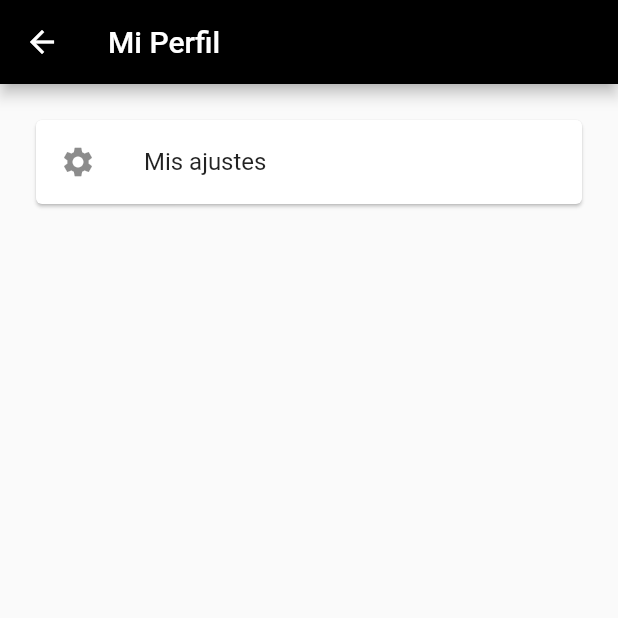
After one commit to sebasalumno/flutter, a Flutter app: the MyConfigPage screen opened by its route, on a phone screen of 412 x 824 dp, the top half of it. The commit adds this screen. Run offline on Flutter 3.47's test engine with Material 2 defaults, Android fonts, the phone set to English and light mode, and no system bars; accounts and stored records are empty.

Commit message:
Validation od the api doned and the creation of my settings has started

```diff
--- a/lib/main.dart
+++ b/lib/main.dart
@@ -1,3 +1,5 @@
+import 'package:drawer/src/pages/config_page.dart';
+
 import '/src/pages/alert_page.dart';
 import 'package:drawer/src/pages/avatar_page.dart';
 import 'package:drawer/src/pages/card_page.dart';
@@ -41,7 +43,8 @@ Este metodo permite la navegacion entre las distintas pages de nuestra aplicacio
       'home': (context) => MyHomePage(),
       'alert': (context) => MyAlertPage(),
       'avatar': (context) => AvatarPage(),
-      'card': (context) => CardPage()
+      'card': (context) => CardPage(),
+      'settings': (context) => MyConfigPage()
     };
   }
 }
--- /dev/null
+++ b/lib/src/pages/config_page.dart
@@ -0,0 +1,36 @@
+import 'package:drawer/src/providers/menu_provider.dart';
+import 'package:flutter/material.dart';
+
+class MyConfigPage extends StatefulWidget {
+  @override
+  _configPageState createState() => _configPageState();
+}
+
+class _configPageState extends State<MyConfigPage> {
+  @override
+  Widget build(BuildContext context) {
+    return Scaffold(
+      appBar: AppBar(
+        backgroundColor: Colors.black,
+        title: const Text('Mi Perfil'),
+      ),
+      body: ListView(
+          shrinkWrap: true,
+          padding: const EdgeInsets.all(20.0),
+          children: <Widget>[
+            miCardImage('hey', Icons.settings, 'Mis ajustes')
+          ]),
+    );
+  }
+
+  Card miCardImage(String texto, IconData icon, String texto2) {
+    return Card(
+        child: ListTile(
+            onTap: () {
+              ScaffoldMessenger.of(context)
+                  .showSnackBar(SnackBar(content: Text(texto)));
+            },
+            leading: Icon(icon),
+            title: Text(texto2)));
+  }
+}
--- a/lib/src/pages/home_page.dart
+++ b/lib/src/pages/home_page.dart
@@ -1,4 +1,3 @@
-import 'package:drawer/src/pages/alert_page.dart';
 import 'package:flutter/material.dart';
 
 import '../providers/menu_provider.dart';
@@ -10,6 +9,7 @@ class MyHomePage extends StatelessWidget {
   Widget build(BuildContext context) {
     return Scaffold(
         appBar: AppBar(
+          backgroundColor: Colors.black,
           title: const Text('mi app'),
         ),
         drawer: Drawer(child: _lista()),
```
Also changed, not shown: data/menu.json (+8 -3 lines), lib/src/pages/login_page.dart (+17 -11 lines), lib/src/pages/position_page.dart (added, +18 -0 lines), lib/src/services/login_service.dart (+7 -5 lines), lib/src/models/new_user.dart (added).
